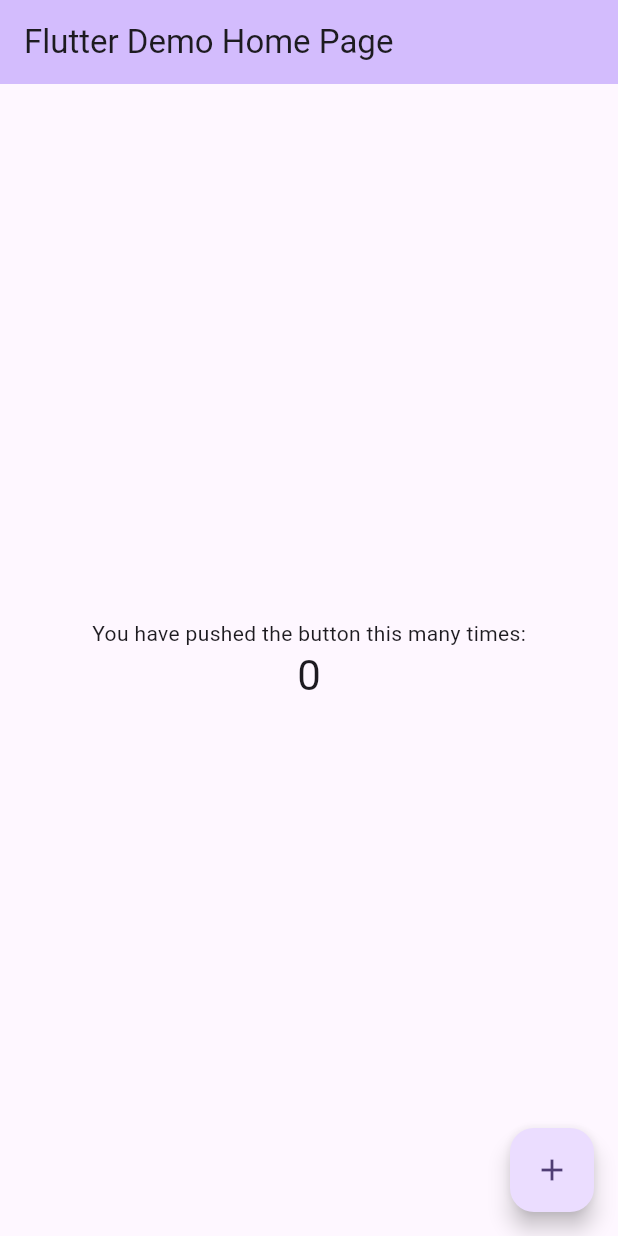
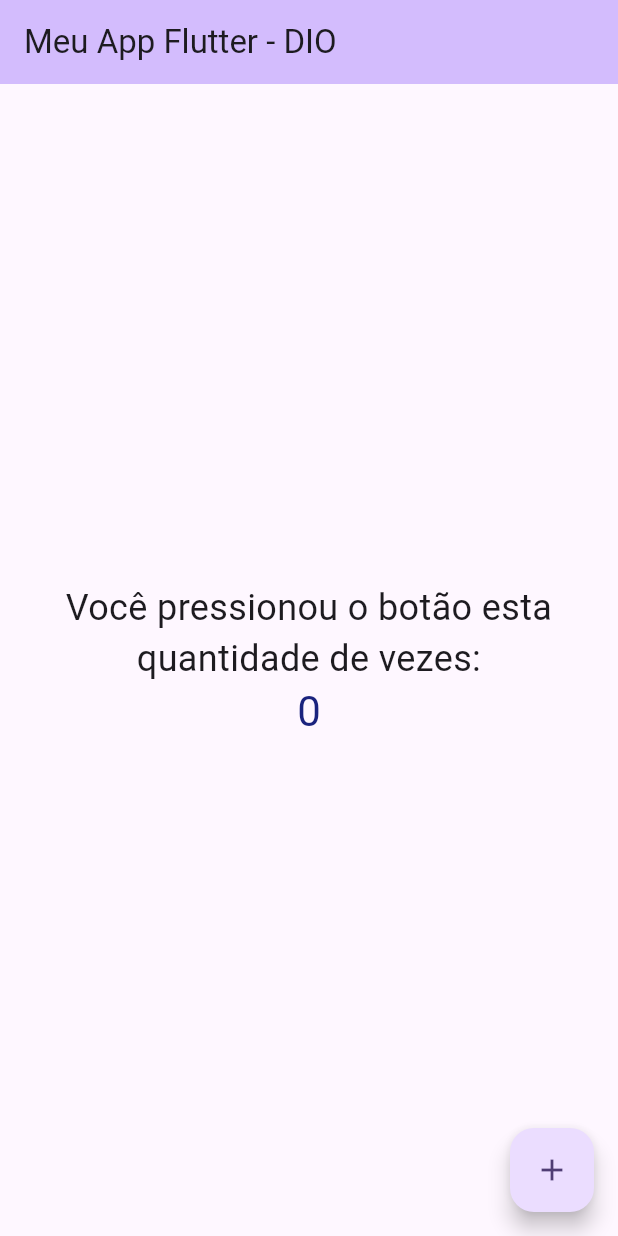
Before and after one commit to SHJordan/meuappflutter, a Flutter app: the screen it shows after launch, on a phone screen of 412 x 824 dp. Run offline on Flutter 3.47's test engine with Material 3 defaults, Android fonts, the phone set to English and light mode, and no system bars.

Commit message:
Refatorei o arquivo main.dart para atualizar o título do aplicativo e a tradução, removendo comentários desnecessários.

```diff
--- a/lib/main.dart
+++ b/lib/main.dart
@@ -7,46 +7,20 @@ void main() {
 class MyApp extends StatelessWidget {
   const MyApp({super.key});
 
-  // This widget is the root of your application.
   @override
   Widget build(BuildContext context) {
     return MaterialApp(
-      title: 'Flutter Demo',
+      title: 'Meu App Flutter - DIO',
       theme: ThemeData(
-        // This is the theme of your application.
-        //
-        // TRY THIS: Try running your application with "flutter run". You'll see
-        // the application has a purple toolbar. Then, without quitting the app,
-        // try changing the seedColor in the colorScheme below to Colors.green
-        // and then invoke "hot reload" (save your changes or press the "hot
-        // reload" button in a Flutter-supported IDE, or press "r" if you used
-        // the command line to start the app).
-        //
-        // Notice that the counter didn't reset back to zero; the application
-        // state is not lost during the reload. To reset the state, use hot
-        // restart instead.
-        //
-        // This works for code too, not just values: Most code changes can be
-        // tested with just a hot reload.
         colorScheme: ColorScheme.fromSeed(seedColor: Colors.deepPurple),
       ),
-      home: const MyHomePage(title: 'Flutter Demo Home Page'),
+      home: const MyHomePage(title: 'Meu App Flutter - DIO'),
     );
   }
 }
 
 class MyHomePage extends StatefulWidget {
   const MyHomePage({super.key, required this.title});
-
-  // This widget is the home page of your application. It is stateful, meaning
-  // that it has a State object (defined below) that contains fields that affect
-  // how it looks.
-
-  // This class is the configuration for the state. It holds the values (in this
-  // case the title) provided by the parent (in this case the App widget) and
-  // used by the build method of the State. Fields in a Widget subclass are
-  // always marked "final".
-
   final String title;
 
   @override
@@ -58,65 +32,40 @@ class _MyHomePageState extends State<MyHomePage> {
 
   void _incrementCounter() {
     setState(() {
-      // This call to setState tells the Flutter framework that something has
-      // changed in this State, which causes it to rerun the build method below
-      // so that the display can reflect the updated values. If we changed
-      // _counter without calling setState(), then the build method would not be
-      // called again, and so nothing would appear to happen.
       _counter++;
     });
   }
 
   @override
   Widget build(BuildContext context) {
-    // This method is rerun every time setState is called, for instance as done
-    // by the _incrementCounter method above.
-    //
-    // The Flutter framework has been optimized to make rerunning build methods
-    // fast, so that you can just rebuild anything that needs updating rather
-    // than having to individually change instances of widgets.
     return Scaffold(
       appBar: AppBar(
-        // TRY THIS: Try changing the color here to a specific color (to
-        // Colors.amber, perhaps?) and trigger a hot reload to see the AppBar
-        // change color while the other colors stay the same.
         backgroundColor: Theme.of(context).colorScheme.inversePrimary,
-        // Here we take the value from the MyHomePage object that was created by
-        // the App.build method, and use it to set our appbar title.
         title: Text(widget.title),
       ),
       body: Center(
-        // Center is a layout widget. It takes a single child and positions it
-        // in the middle of the parent.
         child: Column(
-          // Column is also a layout widget. It takes a list of children and
-          // arranges them vertically. By default, it sizes itself to fit its
-          // children horizontally, and tries to be as tall as its parent.
-          //
-          // Column has various properties to control how it sizes itself and
-          // how it positions its children. Here we use mainAxisAlignment to
-          // center the children vertically; the main axis here is the vertical
-          // axis because Columns are vertical (the cross axis would be
-          // horizontal).
-          //
-          // TRY THIS: Invoke "debug painting" (choose the "Toggle Debug Paint"
-          // action in the IDE, or press "p" in the console), to see the
-          // wireframe for each widget.
           mainAxisAlignment: MainAxisAlignment.center,
           children: <Widget>[
-            const Text('You have pushed the button this many times:'),
+            const Text(
+              'Você pressionou o botão esta quantidade de vezes:',
+              textAlign: TextAlign.center,
+              style: TextStyle(fontSize: 24),
+            ),
             Text(
               '$_counter',
-              style: Theme.of(context).textTheme.headlineMedium,
+              style: Theme.of(context).textTheme.headlineMedium?.copyWith(
+                color: Colors.indigo[900],
+                ),
             ),
           ],
         ),
       ),
       floatingActionButton: FloatingActionButton(
         onPressed: _incrementCounter,
-        tooltip: 'Increment',
+        tooltip: 'Incrementar',
         child: const Icon(Icons.add),
-      ), // This trailing comma makes auto-formatting nicer for build methods.
+      ),
     );
   }
 }
```
